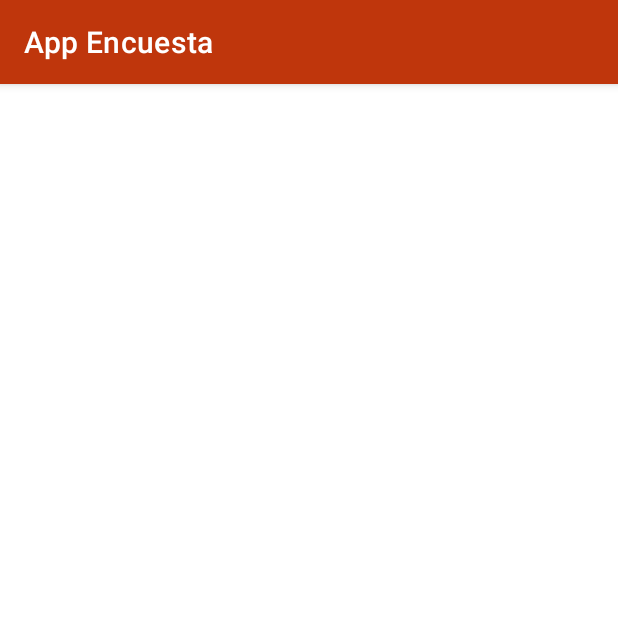
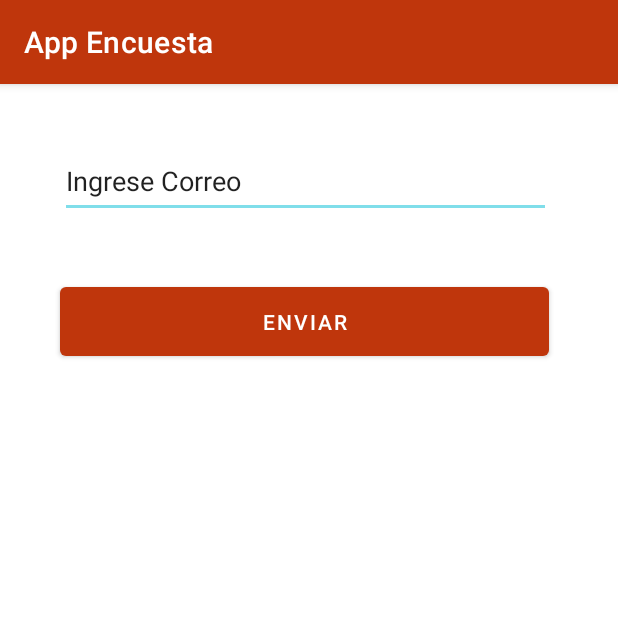
Before and after one commit to U201519670/AppEncuesta, an Android app: the EnviarCorreo screen opened directly, with no data from a screen before it, on a phone screen of 412 x 824 dp, the top half of it. Run offline under Robolectric (Android 15) with nearby library versions, the phone set to English and light mode, and no system bars.

Commit message:
marko_1509_5

```diff
--- a/app/src/main/res/layout/activity_enviar_correo.xml
+++ b/app/src/main/res/layout/activity_enviar_correo.xml
@@ -6,4 +6,26 @@
     android:layout_height="match_parent"
     tools:context=".EnviarCorreo">
 
+    <EditText
+        android:id="@+id/Correoenviartext"
+        android:layout_width="327dp"
+        android:layout_height="49dp"
+        android:layout_marginStart="40dp"
+        android:layout_marginTop="40dp"
+        android:ems="10"
+        android:inputType="textPersonName"
+        android:text="Ingrese Correo"
+        app:layout_constraintStart_toStartOf="parent"
+        app:layout_constraintTop_toTopOf="parent" />
+
+    <Button
+        android:id="@+id/btnenviar"
+        android:layout_width="326dp"
+        android:layout_height="58dp"
+        android:layout_marginStart="40dp"
+        android:layout_marginTop="40dp"
+        android:text="Enviar"
+        app:layout_constraintStart_toStartOf="parent"
+        app:layout_constraintTop_toBottomOf="@+id/Correoenviartext" />
+
 </androidx.constraintlayout.widget.ConstraintLayout>
```
